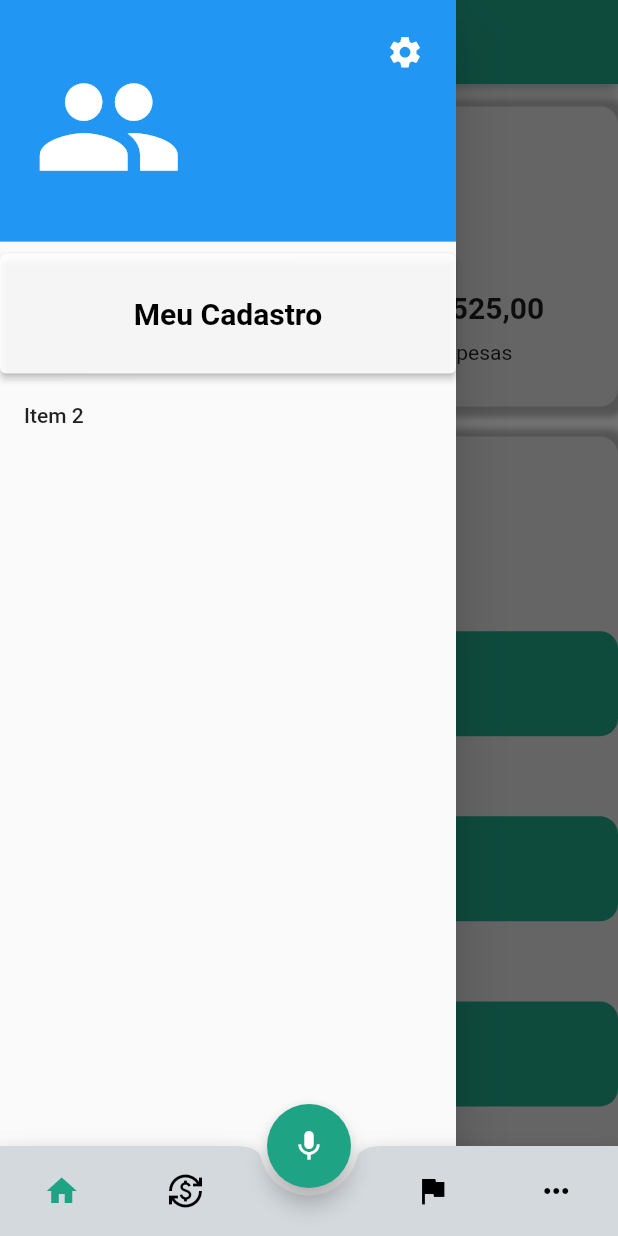
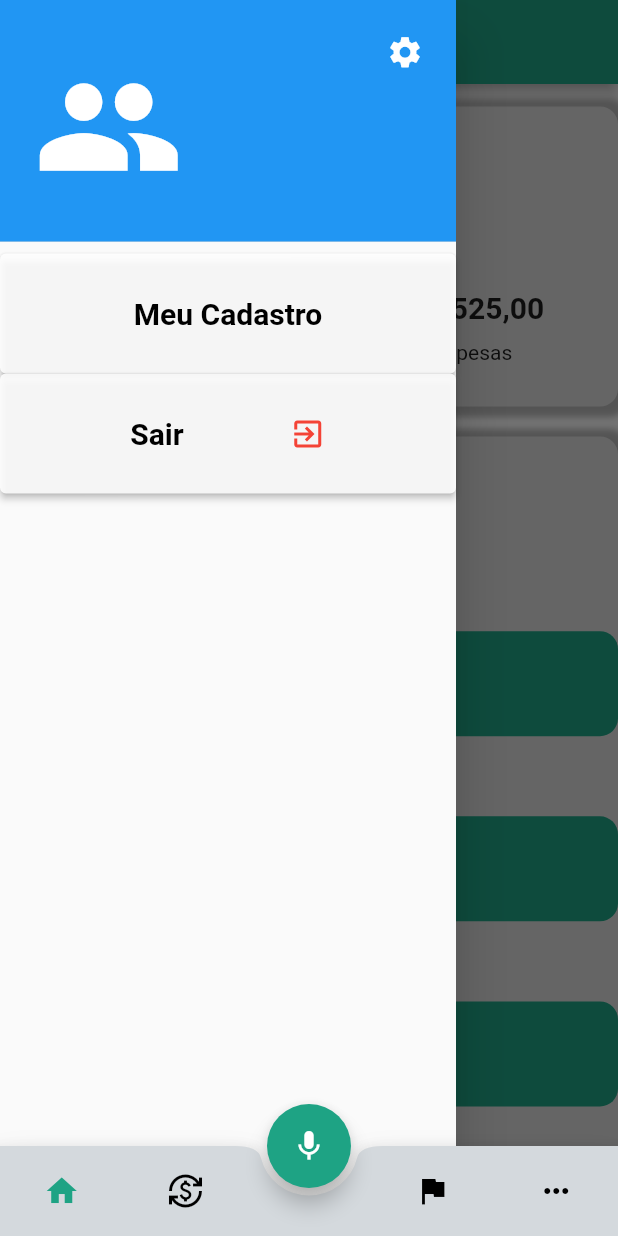
Before and after one commit to AmaralFLucas/prospere_ai, a Flutter app: the screen it shows once a user with an empty profile is signed in, with the side drawer open, on a phone screen of 412 x 824 dp. Run offline on Flutter 3.47's test engine with Material 3 defaults, Android fonts, the phone set to English and light mode, and no system bars; our stand-ins replace firebase_auth, firebase_core; accounts and stored records are empty.

Commit message:
Adicionando botão de logout na drawer

```diff
--- a/lib/views/homePage.dart
+++ b/lib/views/homePage.dart
@@ -1,5 +1,6 @@
 import 'package:flutter/material.dart';
 import 'package:prospere_ai/components/customBottomAppBar.dart';
+import 'package:prospere_ai/services/autenticacao.dart';
 import 'package:prospere_ai/views/configuracoes.dart';
 import 'package:prospere_ai/views/mais.dart';
 import 'package:prospere_ai/views/meuCadastro.dart';
@@ -20,6 +21,8 @@ Color myColor = Color.fromARGB(255, 30, 163, 132);
 Icon eyeIcon = Icon(Icons.visibility_off);
 
 class _HomePageState extends State<HomePage> {
+  AutenticacaoServico _autenServico = AutenticacaoServico();
+
   @override
   void initState() {
     super.initState();
@@ -100,10 +103,31 @@ class _HomePageState extends State<HomePage> {
                       minimumSize: Size(50, 80),
                     ),
                   ),
-                  const ListTile(
-                    title: Text('Item 2'),
-                    onTap: null,
-                  ),
+                  ElevatedButton(
+                      onPressed: () {
+                        _autenServico.deslogarUsuario();
+                      },
+                      style: ElevatedButton.styleFrom(
+                        backgroundColor:
+                            const Color.fromARGB(220, 255, 255, 255),
+                        minimumSize: Size(50, 80),
+                      ),
+                      child: Row(
+                        mainAxisAlignment: MainAxisAlignment.spaceEvenly,
+                        children: [
+                          Text(
+                            'Sair',
+                            style: TextStyle(
+                                fontSize: 20,
+                                fontWeight: FontWeight.bold,
+                                color: Colors.black),
+                          ),
+                          Icon(
+                            Icons.exit_to_app,
+                            color: Colors.red,
+                          ),
+                        ],
+                      )),
                 ],
               ),
             ),
```
Also changed, not shown: pubspec.lock.
